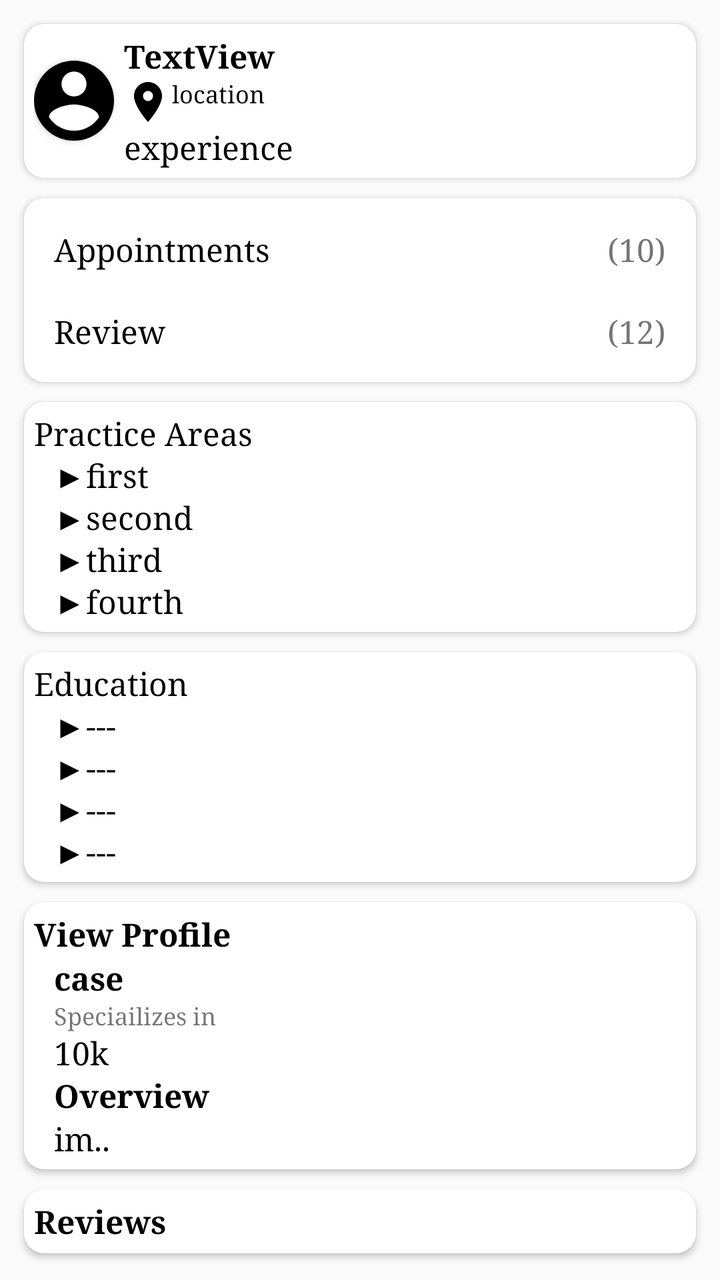
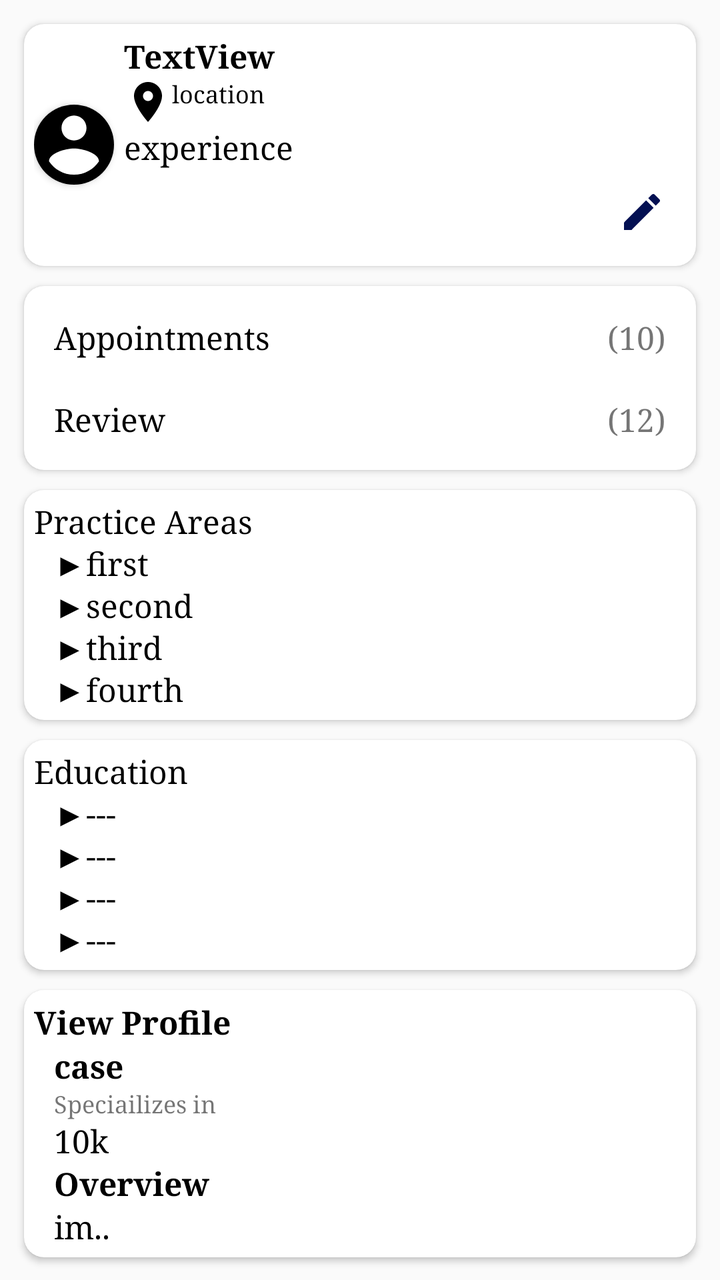

Before-and-after screenshots of an Android layout around one commit, followed by the original layout XML and the change that was made.
<!-- AndroidManifest.xml: application theme Theme.LawAdvat -->
<!-- res/layout/fragment_lawyer_profile.xml -->
<?xml version="1.0" encoding="utf-8"?>
<androidx.appcompat.widget.LinearLayoutCompat xmlns:android="http://schemas.android.com/apk/res/android"
    xmlns:app="http://schemas.android.com/apk/res-auto"
    xmlns:tools="http://schemas.android.com/tools"
    android:layout_width="match_parent"
    android:layout_height="match_parent"
    tools:context=".ui.profile.LawyerProfile">
    <ScrollView
        android:layout_width="match_parent"
        android:layout_height="wrap_content"
        android:scrollbars="none"
        android:padding="02dp">
        <LinearLayout
            android:layout_width="match_parent"
            android:layout_height="wrap_content"
            android:padding="05dp"
            android:orientation="vertical">
            <androidx.cardview.widget.CardView
                android:layout_width="match_parent"
                android:layout_height="wrap_content"
                android:padding="10dp"
                app:cardCornerRadius="10dp"
                android:layout_margin="05dp">
                <LinearLayout
                    android:layout_width="match_parent"
                    android:layout_height="wrap_content"
                    android:padding="05dp"
                    android:orientation="horizontal">
                    <androidx.cardview.widget.CardView
                        android:layout_width="40dp"
                        app:cardCornerRadius="40dp"
                        android:layout_gravity="center"
                        android:layout_height="40dp">
                        <ImageView
                            android:id="@+id/profile_lawyer_image"
                            android:layout_width="50dp"
                            android:layout_height="50dp"
                            android:layout_gravity="center"
                            app:layout_constraintBottom_toBottomOf="parent"
                            app:layout_constraintStart_toStartOf="parent"
                            app:layout_constraintTop_toTopOf="parent"
                            app:srcCompat="@drawable/baseline_account_circle_24" />
                    </androidx.cardview.widget.CardView>
                    <LinearLayout
                        android:layout_width="match_parent"
                        android:layout_height="wrap_content"
                        android:layout_marginLeft="05dp"
                        android:orientation="vertical">
                        <TextView
                            android:id="@+id/profile_lawyer_name"
                            android:layout_width="wrap_content"
                            android:layout_height="wrap_content"
                            android:text="TextView"
                            android:textStyle="bold"
                            android:fontFamily="serif"
                            android:textColor="@color/black"
                            app:layout_constraintBottom_toBottomOf="@+id/profile_lawyer_image"
                            app:layout_constraintStart_toEndOf="@+id/profile_lawyer_image"
                            app:layout_constraintTop_toTopOf="@+id/profile_lawyer_image" />
                        <LinearLayout
                            android:layout_width="match_parent"
                            android:layout_height="wrap_content"
                            android:orientation="horizontal">
                        <ImageView
                            android:id="@+id/imageView"
                            android:layout_width="wrap_content"
                            android:layout_height="wrap_content"
                            android:src="@drawable/baseline_location_on_24" />
                            <TextView
                                android:layout_width="wrap_content"
                                android:layout_height="wrap_content"
                                android:text="location"
                                android:textSize="12sp"
                                android:fontFamily="serif"
                                android:textColor="@color/black"
                                android:id="@+id/location"/>
                        </LinearLayout>
                        <TextView
                            android:layout_width="wrap_content"
                            android:layout_height="wrap_content"
                            android:text="experience"
                            android:fontFamily="serif"
                            android:textColor="@color/black"
                            android:id="@+id/experience"/>
                    </LinearLayout>
                </LinearLayout>
            </androidx.cardview.widget.CardView>
        <androidx.cardview.widget.CardView
            android:layout_width="match_parent"
            android:layout_height="wrap_content"
            android:padding="10dp"
            app:cardCornerRadius="10dp"
            android:layout_margin="05dp">
        <LinearLayout
            android:layout_width="match_parent"
            android:layout_height="wrap_content"
            android:padding="05dp"
            android:orientation="vertical">
            <androidx.constraintlayout.widget.ConstraintLayout
                android:layout_width="match_parent"
                android:layout_height="wrap_content">

                <TextView
                    android:layout_width="wrap_content"
                    android:layout_height="wrap_content"
                    android:textColor="@color/black"
                    android:fontFamily="serif"
                    android:layout_margin="10dp"
                    android:text="Appointments"
                    app:layout_constraintBottom_toBottomOf="parent"
                    app:layout_constraintStart_toStartOf="parent"
                    app:layout_constraintTop_toTopOf="parent" />

                <TextView
                    android:layout_width="wrap_content"
                    android:layout_height="wrap_content"
                    android:fontFamily="serif"
                    android:text="(10)"
                    android:id="@+id/appoint"
                    android:layout_margin="10dp"
                    app:layout_constraintBottom_toBottomOf="parent"
                    app:layout_constraintEnd_toEndOf="parent"
                    app:layout_constraintTop_toTopOf="parent" />
            </androidx.constraintlayout.widget.ConstraintLayout>
            <androidx.constraintlayout.widget.ConstraintLayout
                android:layout_width="match_parent"
                android:layout_height="wrap_content">

                <TextView
                    android:layout_width="wrap_content"
                    android:layout_height="wrap_content"
                    android:textColor="@color/black"
                    android:fontFamily="serif"
                    android:layout_margin="10dp"
                    android:text="Review"
                    app:layout_constraintBottom_toBottomOf="parent"
                    app:layout_constraintStart_toStartOf="parent"
                    app:layout_constraintTop_toTopOf="parent" />

                <TextView
                    android:layout_width="wrap_content"
                    android:layout_height="wrap_content"
                    android:fontFamily="serif"
                    android:text="(12)"
                    android:id="@+id/review"
                    android:layout_margin="10dp"
                    app:layout_constraintBottom_toBottomOf="parent"
                    app:layout_constraintEnd_toEndOf="parent"
                    app:layout_constraintTop_toTopOf="parent" />
            </androidx.constraintlayout.widget.ConstraintLayout>
        </LinearLayout>

        </androidx.cardview.widget.CardView>
        <androidx.cardview.widget.CardView
            android:layout_width="match_parent"
            android:layout_height="wrap_content"
            android:padding="10dp"
            app:cardCornerRadius="10dp"
            android:layout_margin="05dp">
        <LinearLayout
            android:layout_width="match_parent"
            android:layout_height="wrap_content"
            android:padding="05dp"
            android:orientation="vertical">
            <TextView
                android:layout_width="wrap_content"
                android:layout_height="wrap_content"
                android:textColor="@color/black"
                android:fontFamily="serif"
                android:text="Practice Areas"/>
            <TextView
                android:layout_width="wrap_content"
                android:layout_height="wrap_content"
                android:text="\u25BAfirst"
                android:textColor="@color/black"
                android:fontFamily="serif"
                android:layout_marginLeft="10dp"
                android:id="@+id/first"/>
            <TextView
                android:layout_width="wrap_content"
                android:layout_height="wrap_content"
                android:layout_marginLeft="10dp"
                android:text="\u25BAsecond"
                android:textColor="@color/black"
                android:fontFamily="serif"
                android:id="@+id/second"/>
            <TextView
                android:layout_width="wrap_content"
                android:layout_height="wrap_content"
                android:layout_marginLeft="10dp"
                android:text="\u25BAthird"
                android:textColor="@color/black"
                android:fontFamily="serif"
                android:id="@+id/third"/>
            <TextView
                android:layout_width="wrap_content"
                android:layout_height="wrap_content"
                android:layout_marginLeft="10dp"
                android:text="\u25BAfourth"
                android:textColor="@color/black"
                android:fontFamily="serif"
                android:id="@+id/fourth"/>
        </LinearLayout>
        </androidx.cardview.widget.CardView>
        <androidx.cardview.widget.CardView
            android:layout_width="match_parent"
            android:layout_height="wrap_content"
            android:padding="10dp"
            app:cardCornerRadius="10dp"
            android:layout_margin="05dp">
        <LinearLayout
            android:layout_width="match_parent"
            android:layout_height="wrap_content"
            android:padding="05dp"
            android:orientation="vertical">
            <TextView
                android:layout_width="wrap_content"
                android:layout_height="wrap_content"
                android:textColor="@color/black"
                android:fontFamily="serif"
                android:text="Education"/>
            <TextView
                android:layout_width="wrap_content"
                android:layout_height="wrap_content"
                android:text="\u25BA---"
                android:textColor="@color/black"
                android:fontFamily="serif"
                android:layout_marginLeft="10dp"
                android:id="@+id/first_ed"
                tools:ignore="HardcodedText" />
            <TextView
                android:layout_width="wrap_content"
                android:layout_height="wrap_content"
                android:layout_marginLeft="10dp"
                android:text="\u25BA---"
                android:textColor="@color/black"
                android:fontFamily="serif"
                android:id="@+id/second_ed"
                tools:ignore="HardcodedText" />
            <TextView
                android:layout_width="wrap_content"
                android:layout_height="wrap_content"
                android:layout_marginLeft="10dp"
                android:text="\u25BA---"
                android:textColor="@color/black"
                android:fontFamily="serif"
                android:id="@+id/third_ed"
                tools:ignore="HardcodedText" />
            <TextView
                android:layout_width="wrap_content"
                android:layout_height="wrap_content"
                android:layout_marginLeft="10dp"
                android:text="\u25BA---"
                android:textColor="@color/black"
                android:fontFamily="serif"
                android:id="@+id/fourth_ed"
                tools:ignore="HardcodedText" />
        </LinearLayout>
        </androidx.cardview.widget.CardView>
        <androidx.cardview.widget.CardView
            android:layout_width="match_parent"
            android:layout_height="wrap_content"
            android:padding="10dp"
            app:cardCornerRadius="10dp"
            android:layout_margin="05dp">
        <LinearLayout
            android:layout_width="match_parent"
            android:layout_height="wrap_content"
            android:padding="05dp"
            android:orientation="vertical">
            <TextView
                android:layout_width="wrap_content"
                android:layout_height="wrap_content"
                android:textStyle="bold"
                android:textColor="@color/black"
                android:fontFamily="serif"
                android:text="View Profile"/>
            <TextView
                android:layout_width="wrap_content"
                android:layout_height="wrap_content"
                android:text="case"
                android:textColor="@color/black"
                android:fontFamily="serif"
                android:textStyle="bold"
                android:layout_marginLeft="10dp"
                android:id="@+id/high"/>
            <TextView
                android:layout_width="wrap_content"
                android:layout_height="wrap_content"
                android:layout_marginLeft="10dp"
                android:textSize="12sp"
                android:text="Speciailizes in "
                />
            <TextView
                android:layout_width="wrap_content"
                android:layout_height="wrap_content"
                android:layout_marginLeft="10dp"
                android:text="10k"
                android:textColor="@color/black"
                android:fontFamily="serif"
                android:id="@+id/fee"
                tools:ignore="HardcodedText,RtlHardcoded" />
            <TextView
                android:layout_width="wrap_content"
                android:layout_height="wrap_content"
                android:layout_marginLeft="10dp"
                android:textStyle="bold"
                android:text="Overview"
                android:textColor="@color/black"
                android:fontFamily="serif"
                tools:ignore="HardcodedText,RtlHardcoded" />
            <TextView
                android:layout_width="wrap_content"
                android:layout_height="wrap_content"
                android:layout_marginLeft="10dp"
                android:text="im.."
                android:textColor="@color/black"
                android:fontFamily="serif"
                android:id="@+id/overview"
                tools:ignore="HardcodedText,RtlHardcoded" />
        </LinearLayout>
        </androidx.cardview.widget.CardView>
        <androidx.cardview.widget.CardView
            android:layout_width="match_parent"
            android:layout_height="wrap_content"
            android:padding="10dp"
            app:cardCornerRadius="10dp"
            android:layout_margin="05dp">
        <LinearLayout
            android:layout_width="match_parent"
            android:layout_height="wrap_content"
            android:padding="05dp"
            android:orientation="vertical">
            <TextView
                android:layout_width="wrap_content"
                android:layout_height="wrap_content"
                android:textStyle="bold"

                android:textColor="@color/black"
                android:fontFamily="serif"
                android:text="Reviews"/>
            
            <androidx.recyclerview.widget.RecyclerView
                android:layout_width="match_parent"
                android:layout_height="wrap_content"
                android:id="@+id/recycler_review"/>
        </LinearLayout>
        </androidx.cardview.widget.CardView>
        </LinearLayout>
    </ScrollView>
</androidx.appcompat.widget.LinearLayoutCompat>
<!-- resources referenced by this layout -->
<resources>
  <color name="black">#FF000000</color>
  <!-- drawable baseline_account_circle_24 (drawable) -->
  <vector android:height="24dp" android:tint="#000000"
      android:viewportHeight="24" android:viewportWidth="24"
      android:width="24dp" xmlns:android="http://schemas.android.com/apk/res/android">
      <path android:fillColor="@android:color/white" android:pathData="M12,2C6.48,2 2,6.48 2,12s4.48,10 10,10 10,-4.48 10,-10S17.52,2 12,2zM12,5c1.66,0 3,1.34 3,3s-1.34,3 -3,3 -3,-1.34 -3,-3 1.34,-3 3,-3zM12,19.2c-2.5,0 -4.71,-1.28 -6,-3.22 0.03,-1.99 4,-3.08 6,-3.08 1.99,0 5.97,1.09 6,3.08 -1.29,1.94 -3.5,3.22 -6,3.22z"/>
  </vector>
  <!-- drawable baseline_location_on_24 (drawable) -->
  <vector android:height="24dp" android:tint="#000000"
      android:viewportHeight="24" android:viewportWidth="24"
      android:width="24dp" xmlns:android="http://schemas.android.com/apk/res/android">
      <path android:fillColor="@android:color/white" android:pathData="M12,2C8.13,2 5,5.13 5,9c0,5.25 7,13 7,13s7,-7.75 7,-13c0,-3.87 -3.13,-7 -7,-7zM12,11.5c-1.38,0 -2.5,-1.12 -2.5,-2.5s1.12,-2.5 2.5,-2.5 2.5,1.12 2.5,2.5 -1.12,2.5 -2.5,2.5z"/>
  </vector>
  <style name="Theme.LawAdvat" parent="Theme.MaterialComponents.DayNight.DarkActionBar.Bridge">
          
          <item name="colorPrimary">@color/white</item>
          <item name="colorPrimaryVariant">#FFFFFF</item>
          <item name="colorOnPrimary">#009688</item>
          
          <item name="colorSecondary">@color/teal_200</item>
          <item name="colorSecondaryVariant">@color/teal_700</item>
          <item name="colorOnSecondary">#FFFFFF</item>
          
          <item name="android:statusBarColor">#FFFFFF</item>
          
          <item name="titleTextColor">@color/black</item>
          <item name="fontFamily">serif</item>
          <item name="android:textSize">16sp</item>
      </style>
  <color name="white">#FFFFFFFF</color>
  <color name="teal_200">#FF03DAC5</color>
  <color name="teal_700">#FF018786</color>
</resources>

<!-- the commit's change to res/layout/fragment_lawyer_profile.xml (unified diff, before → after) -->
@@ -82,6 +82,13 @@
                             android:fontFamily="serif"
                             android:textColor="@color/black"
                             android:id="@+id/experience"/>
+                        <ImageView
+                            android:id="@+id/edit_profile"
+                            android:layout_width="wrap_content"
+                            android:layout_height="wrap_content"
+                            android:layout_gravity="end"
+                            android:layout_margin="10dp"
+                            android:src="@drawable/baseline_edit_24" />
                     </LinearLayout>
                 </LinearLayout>
             </androidx.cardview.widget.CardView>
<!-- resource entries referenced after the edit -->
@@ -6,6 +6,12 @@
       android:viewportHeight="24" android:viewportWidth="24"
       android:width="24dp" xmlns:android="http://schemas.android.com/apk/res/android">
       <path android:fillColor="@android:color/white" android:pathData="M12,2C6.48,2 2,6.48 2,12s4.48,10 10,10 10,-4.48 10,-10S17.52,2 12,2zM12,5c1.66,0 3,1.34 3,3s-1.34,3 -3,3 -3,-1.34 -3,-3 1.34,-3 3,-3zM12,19.2c-2.5,0 -4.71,-1.28 -6,-3.22 0.03,-1.99 4,-3.08 6,-3.08 1.99,0 5.97,1.09 6,3.08 -1.29,1.94 -3.5,3.22 -6,3.22z"/>
+  </vector>
+  <!-- drawable baseline_edit_24 (drawable) -->
+  <vector android:height="24dp" android:tint="#031052"
+      android:viewportHeight="24" android:viewportWidth="24"
+      android:width="24dp" xmlns:android="http://schemas.android.com/apk/res/android">
+      <path android:fillColor="@android:color/white" android:pathData="M3,17.25V21h3.75L17.81,9.94l-3.75,-3.75L3,17.25zM20.71,7.04c0.39,-0.39 0.39,-1.02 0,-1.41l-2.34,-2.34c-0.39,-0.39 -1.02,-0.39 -1.41,0l-1.83,1.83 3.75,3.75 1.83,-1.83z"/>
   </vector>
   <!-- drawable baseline_location_on_24 (drawable) -->
   <vector android:height="24dp" android:tint="#000000"
